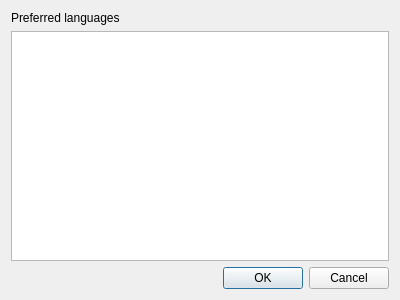
This is plugins/spellchecker/settingsdlg.ui in Ri0n/QtNote as Qt 5 draws it before an edit. The edited form follows.
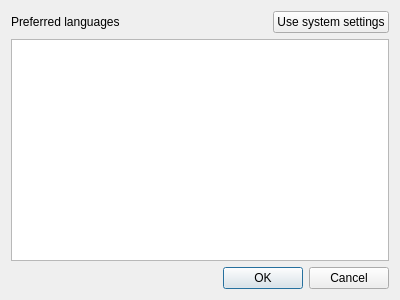
This is the edited form.

Commit message: Allow downloading and removal of spellcheck dicts from the settings dialog

Patch:
```diff
--- a/plugins/spellchecker/settingsdlg.ui
+++ b/plugins/spellchecker/settingsdlg.ui
@@ -12,15 +12,51 @@
   </property>
   <layout class="QVBoxLayout" name="verticalLayout">
    <item>
-    <widget class="QLabel" name="label">
-     <property name="text">
-      <string>Preferred languages</string>
+    <layout class="QHBoxLayout" name="horizontalLayout">
+     <item>
+      <widget class="QLabel" name="label">
+       <property name="text">
+        <string>Preferred languages</string>
+       </property>
+      </widget>
+     </item>
+     <item>
+      <spacer name="horizontalSpacer">
+       <property name="orientation">
+        <enum>Qt::Orientation::Horizontal</enum>
+       </property>
+       <property name="sizeHint" stdset="0">
+        <size>
+         <width>40</width>
+         <height>20</height>
+        </size>
+       </property>
+      </spacer>
+     </item>
+     <item>
+      <widget class="QPushButton" name="pbUseSystemPrefs">
+       <property name="text">
+        <string>Use system settings</string>
+       </property>
+      </widget>
+     </item>
+    </layout>
+   </item>
+   <item>
+    <widget class="QTableWidget" name="tblLangs">
+     <property name="columnCount">
+      <number>2</number>
      </property>
+     <attribute name="horizontalHeaderVisible">
+      <bool>false</bool>
+     </attribute>
+     <attribute name="verticalHeaderVisible">
+      <bool>false</bool>
+     </attribute>
+     <column/>
+     <column/>
     </widget>
    </item>
-   <item>
-    <widget class="QListWidget" name="lwLangs"/>
-   </item>
    <item>
     <widget class="QDialogButtonBox" name="buttonBox">
      <property name="orientation">
```
Left out of the diff: 4 changed lines with no effect on the pictures. The commit also changes 15 other files.
